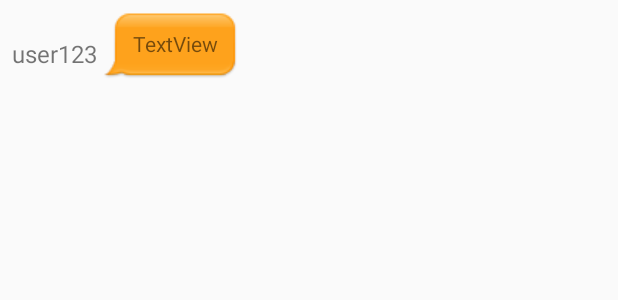
After one commit to Junmung/FirebaseChat, an Android app: the layout item_message.xml on its own in the app's theme, with its tools: preview values and no code run, on a phone screen of 412 x 824 dp. The commit adds this screen. Shown: the top 300 px of the screen. Run offline under Robolectric (Android 15) with nearby library versions, the phone set to English and light mode, and no system bars.

Commit message:
RecyclerView Adapter 기능 추가
FireBase 채팅내용 읽기, 쓰기 추가

```diff
--- /dev/null
+++ b/app/src/main/res/layout/item_message.xml
@@ -0,0 +1,29 @@
+<?xml version="1.0" encoding="utf-8"?>
+<LinearLayout xmlns:android="http://schemas.android.com/apk/res/android"
+    xmlns:app="http://schemas.android.com/apk/res-auto"
+    xmlns:tools="http://schemas.android.com/tools"
+    android:id="@+id/item_linearLayout_container"
+    android:layout_width="match_parent"
+    android:layout_height="wrap_content">
+
+    <TextView
+        android:id="@+id/item_textView_name"
+        android:layout_width="wrap_content"
+        android:layout_height="wrap_content"
+        android:layout_gravity="bottom"
+        android:layout_marginBottom="8dp"
+        android:layout_marginLeft="8dp"
+        android:layout_marginRight="4dp"
+        android:text="user123"
+        android:textSize="16sp" />
+
+    <TextView
+        android:id="@+id/item_textView_message"
+        android:layout_width="wrap_content"
+        android:layout_height="wrap_content"
+        android:layout_marginBottom="8dp"
+        android:layout_marginTop="8dp"
+        android:background="@drawable/leftchatbubble"
+        android:text="TextView" />
+
+</LinearLayout>
```
Also changed, not shown: app/build.gradle (+4 -4 lines), app/src/main/java/com/example/junmung/firebasechat/ChatItemAdapter.java (+97 -8 lines), app/src/main/java/com/example/junmung/firebasechat/MainActivity.java (+72 -19 lines), app/src/main/java/com/example/junmung/firebasechat/UserData.java (+2 -6 lines), app/src/main/res/layout/activity_main.xml (+17 -28 lines), app/src/main/res/drawable/leftchatbubble.9.png (added), app/src/main/res/drawable/rightchatbubble.9.png (added).
